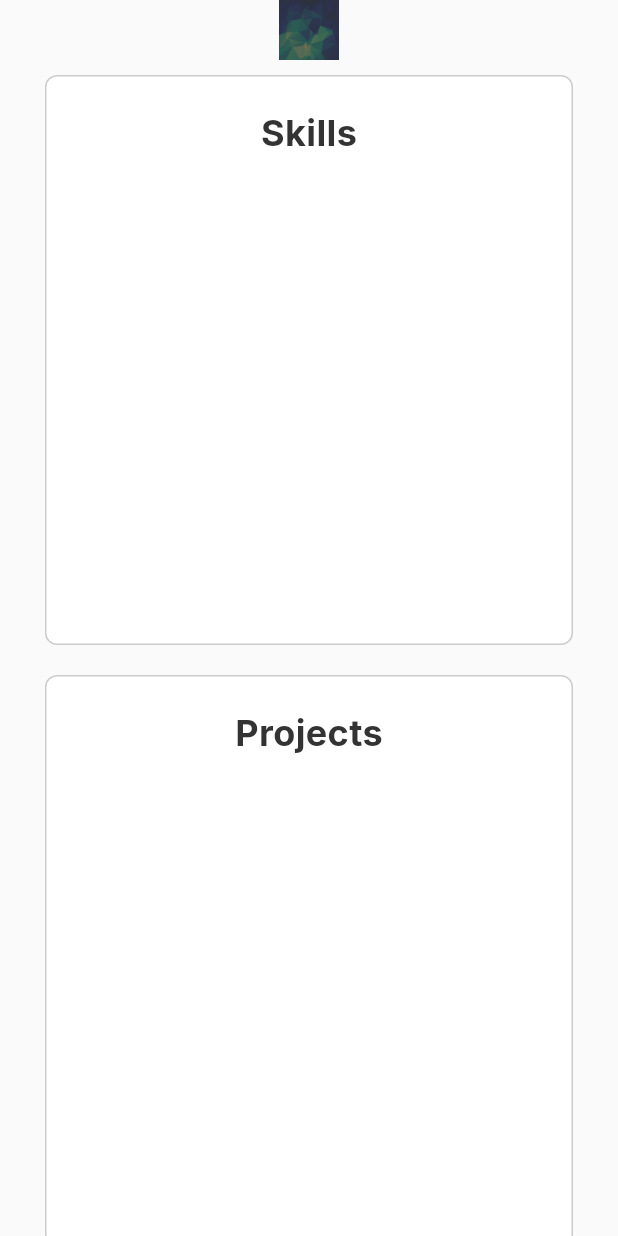
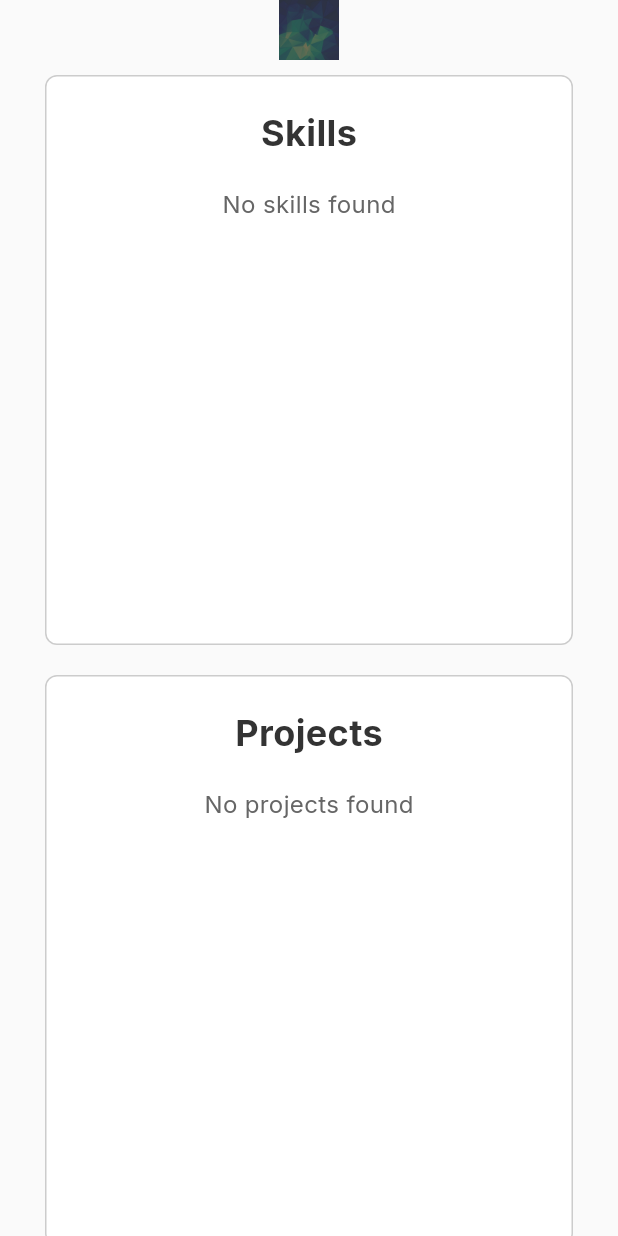
Before and after one commit to yuuuuki15/swifth_companion, a Flutter app: the InfoPage screen opened directly, on a phone screen of 412 x 824 dp. Run offline on Flutter 3.47's test engine with Material 3 defaults, Android fonts, the phone set to English and light mode, and no system bars; our stand-ins replace flutter_dotenv, flutter_svg, google_fonts.

Commit message:
[fix] empty check for projects and skills

```diff
--- a/lib/Widgets/projects.dart
+++ b/lib/Widgets/projects.dart
@@ -40,7 +40,8 @@ class Projects extends StatelessWidget {
                       ),
                     ),
                   ),
-                  if (appState.userData['projects_users'] != null) ...[
+                  if (appState.userData['projects_users'] != null &&
+                      (appState.userData['projects_users'] as List).isNotEmpty) ...[
                     ...List.from(appState.userData['projects_users']).map((project) {
                       return Card(
                         color: Color(0xFFfafafa),
@@ -72,7 +73,18 @@ class Projects extends StatelessWidget {
                       );
                     }).toList(),
                   ] else ...[
-                    Text('No projects found'),
+                    Center(
+                      child: Padding(
+                        padding: EdgeInsets.symmetric(vertical: 20),
+                        child: Text(
+                          'No projects found',
+                          style: GoogleFonts.inter(
+                            fontSize: 16,
+                            color: Color(0xFF666666),
+                          ),
+                        ),
+                      ),
+                    ),
                   ],
                 ],
               ),
--- a/lib/Widgets/skills.dart
+++ b/lib/Widgets/skills.dart
@@ -40,7 +40,8 @@ class Skills extends StatelessWidget {
                       ),
                     ),
                   ),
-                  if (appState.selectedCursus['skills'] != null) ...[
+                  if (appState.selectedCursus['skills'] != null &&
+                      (appState.selectedCursus['skills'] as List).isNotEmpty) ...[
                     ...List.from(appState.selectedCursus['skills']).map((skill) {
                       return Card(
                         color: Color(0xFFfafafa),
@@ -64,8 +65,18 @@ class Skills extends StatelessWidget {
                       );
                     }).toList(),
                   ] else ...[
-                    // todo: doesn't display this text
-                    Text('No skills found'),
+                    Center(
+                      child: Padding(
+                        padding: EdgeInsets.symmetric(vertical: 20),
+                        child: Text(
+                          'No skills found',
+                          style: GoogleFonts.inter(
+                            fontSize: 16,
+                            color: Color(0xFF666666),
+                          ),
+                        ),
+                      ),
+                    ),
                   ],
                 ],
               ),
```
